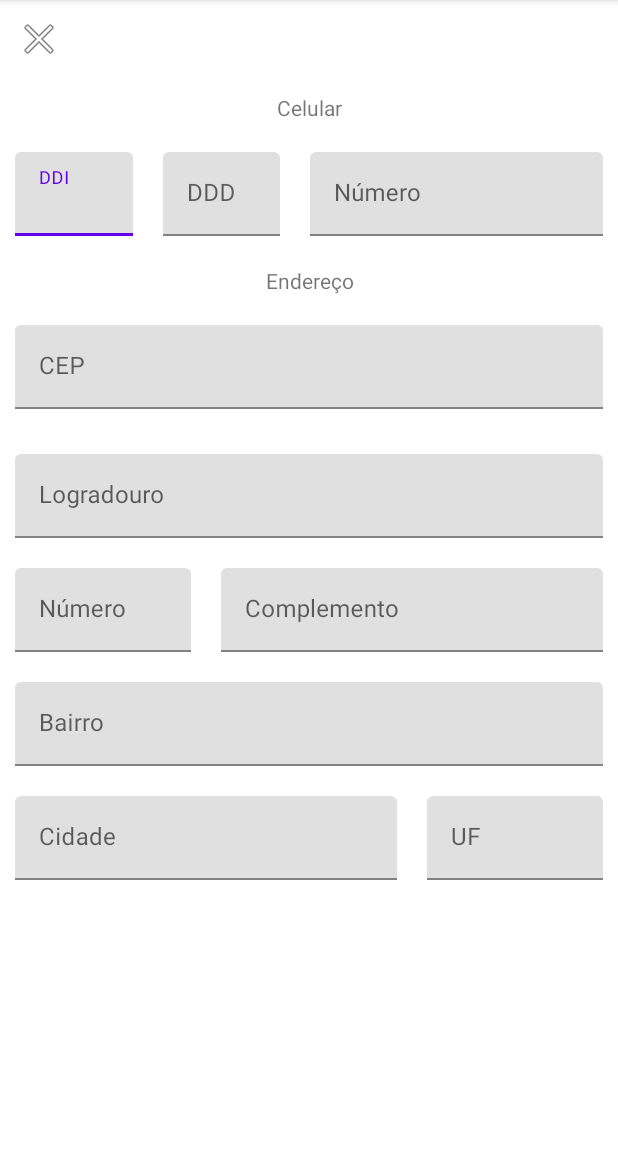
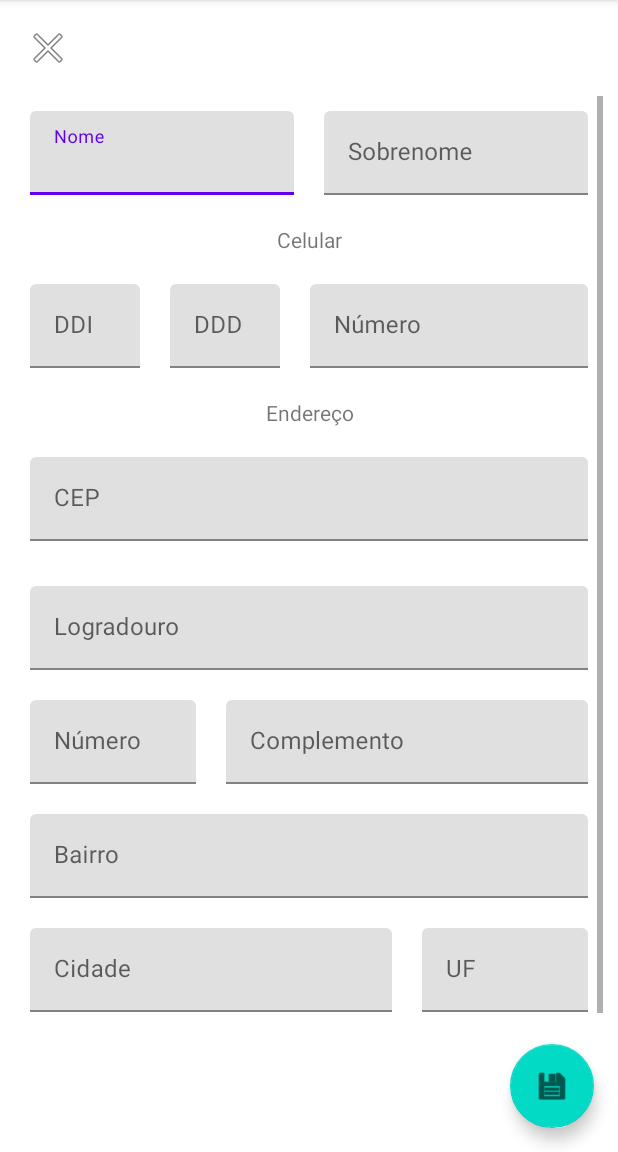
Before and after one commit to zampnrs/ViaCep-Android-Example, an Android app: the fragment NewContactFragment shown on its own in the app's theme, on a phone screen of 412 x 824 dp, the part 84-1236 px from its top. Run offline under Robolectric (Android 15) with nearby library versions, the phone set to English and light mode, and no system bars; our stand-ins replace Dagger/Hilt's generated code.

Commit message:
Updating contact fields

```diff
--- a/app/src/main/res/layout/fragment_new_contact.xml
+++ b/app/src/main/res/layout/fragment_new_contact.xml
@@ -6,32 +6,70 @@
     android:layout_height="match_parent"
     tools:context=".presentation.new_contact.view.NewContactFragment">
 
+    <ImageView
+        android:id="@+id/backButton"
+        android:layout_width="wrap_content"
+        android:layout_height="wrap_content"
+        android:layout_margin="@dimen/fab_margin"
+        android:src="@android:drawable/ic_menu_close_clear_cancel"
+        app:layout_constraintTop_toTopOf="parent"
+        app:layout_constraintStart_toStartOf="parent" />
+
     <ScrollView
         android:layout_width="match_parent"
-        android:layout_height="match_parent"
-        app:layout_constraintBottom_toBottomOf="parent"
+        android:layout_height="0dp"
+        app:layout_constraintBottom_toTopOf="@id/save_new_contact_fab"
+        android:layout_marginHorizontal="@dimen/field_margin"
+        android:layout_marginVertical="@dimen/fab_margin"
         app:layout_constraintEnd_toEndOf="parent"
         app:layout_constraintStart_toStartOf="parent"
-        app:layout_constraintTop_toTopOf="parent">
+        app:layout_constraintTop_toBottomOf="@id/backButton">
 
         <LinearLayout
             android:layout_width="match_parent"
             android:layout_height="wrap_content"
             android:orientation="vertical">
 
-            <ImageView
-                android:id="@+id/backButton"
-                android:layout_width="wrap_content"
+            <LinearLayout
+                android:layout_width="match_parent"
                 android:layout_height="wrap_content"
-                android:layout_margin="@dimen/field_margin"
-                android:src="@android:drawable/ic_menu_close_clear_cancel" />
+                android:orientation="horizontal">
+
+                <com.google.android.material.textfield.TextInputLayout
+                    android:layout_width="match_parent"
+                    android:layout_height="wrap_content"
+                    android:layout_margin="@dimen/field_margin"
+                    android:layout_weight="1"
+                    android:hint="@string/name_label">
+
+                    <com.google.android.material.textfield.TextInputEditText
+                        android:id="@+id/name_editText"
+                        android:layout_width="match_parent"
+                        android:layout_height="wrap_content" />
+
+                </com.google.android.material.textfield.TextInputLayout>
+
+                <com.google.android.material.textfield.TextInputLayout
+                    android:layout_width="match_parent"
+                    android:layout_height="wrap_content"
+                    android:layout_margin="@dimen/field_margin"
+                    android:layout_weight="1"
+                    android:hint="@string/surname_label">
+
+                    <com.google.android.material.textfield.TextInputEditText
+                        android:id="@+id/surname_editText"
+                        android:layout_width="match_parent"
+                        android:layout_height="wrap_content" />
+
+                </com.google.android.material.textfield.TextInputLayout>
+            </LinearLayout>
 
             <TextView
                 android:layout_width="match_parent"
                 android:layout_height="wrap_content"
-                android:text="@string/phone_number_label"
+                android:layout_margin="@dimen/field_margin"
                 android:gravity="center"
-                android:layout_margin="@dimen/field_margin"/>
+                android:text="@string/phone_number_label" />
 
             <LinearLayout
                 android:layout_width="match_parent"
@@ -84,16 +122,16 @@
             <TextView
                 android:layout_width="match_parent"
                 android:layout_height="wrap_content"
-                android:text="@string/address_label"
+                android:layout_margin="@dimen/field_margin"
                 android:gravity="center"
-                android:layout_margin="@dimen/field_margin"/>
+                android:text="@string/address_label" />
 
             <com.google.android.material.textfield.TextInputLayout
                 android:layout_width="match_parent"
                 android:layout_height="wrap_content"
+                android:layout_marginHorizontal="@dimen/field_margin"
                 android:layout_marginTop="@dimen/field_margin"
                 android:layout_marginBottom="@dimen/bottom_field_margin"
-                android:layout_marginHorizontal="@dimen/field_margin"
                 android:hint="@string/cep_label">
 
                 <com.google.android.material.textfield.TextInputEditText
@@ -198,4 +236,13 @@
             </LinearLayout>
         </LinearLayout>
     </ScrollView>
+
+    <com.google.android.material.floatingactionbutton.FloatingActionButton
+        android:id="@+id/save_new_contact_fab"
+        android:layout_width="wrap_content"
+        android:layout_height="wrap_content"
+        android:layout_margin="@dimen/fab_margin"
+        android:src="@android:drawable/ic_menu_save"
+        app:layout_constraintBottom_toBottomOf="parent"
+        app:layout_constraintEnd_toEndOf="parent" />
 </androidx.constraintlayout.widget.ConstraintLayout>
--- a/app/src/main/res/values/strings.xml
+++ b/app/src/main/res/values/strings.xml
@@ -15,4 +15,6 @@
     <string name="country_code_label">DDI</string>
     <string name="state_code_label">DDD</string>
     <string name="phone_number_label">Celular</string>
+    <string name="name_label">Nome</string>
+    <string name="surname_label">Sobrenome</string>
 </resources>
```
